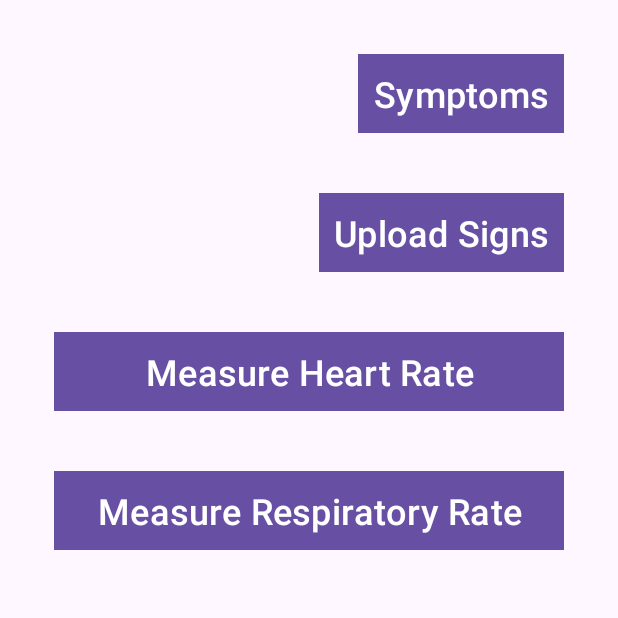
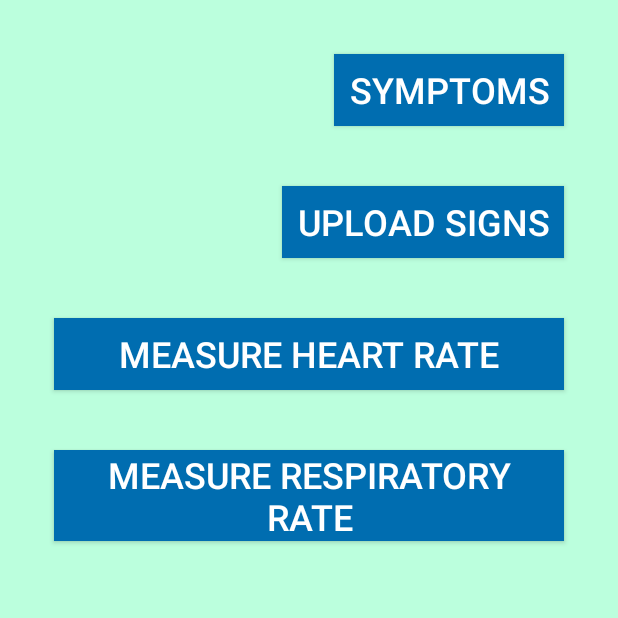
Before and after one commit to nicolefernandes18/Context_Monitoring_Application, an Android app: the screen it shows after launch (MainActivity), on a phone screen of 412 x 824 dp, the top half of it. Run offline under Robolectric (Android 15) with nearby library versions, the phone set to English and light mode, and no system bars.

Commit message:
Added few features

```diff
--- a/app/src/main/AndroidManifest.xml
+++ b/app/src/main/AndroidManifest.xml
@@ -13,6 +13,9 @@
         android:theme="@style/Theme.Context_Monitoring_Application"
         tools:targetApi="31">
         <activity
+            android:name=".Symptoms"
+            android:exported="false" />
+        <activity
             android:name=".MainActivity"
             android:exported="true">
             <intent-filter>
--- a/app/src/main/java/com/example/context_monitoring_application/MainActivity.java
+++ b/app/src/main/java/com/example/context_monitoring_application/MainActivity.java
@@ -2,7 +2,10 @@ package com.example.context_monitoring_application;
 
 import androidx.appcompat.app.AppCompatActivity;
 
+import android.content.Intent;
 import android.os.Bundle;
+import android.view.View;
+import android.widget.Button;
 
 public class MainActivity extends AppCompatActivity {
 
@@ -10,5 +13,14 @@ public class MainActivity extends AppCompatActivity {
     protected void onCreate(Bundle savedInstanceState) {
         super.onCreate(savedInstanceState);
         setContentView(R.layout.activity_main);
+
+        Button symBtn = (Button) findViewById(R.id.symBtn);
+
+        symBtn.setOnClickListener(new View.OnClickListener() {
+            @Override
+            public void onClick(View view) {
+                startActivity(new Intent(MainActivity.this, Symptoms.class));
+            }
+        });
     }
 }
--- a/app/src/main/res/layout/activity_main.xml
+++ b/app/src/main/res/layout/activity_main.xml
@@ -1,6 +1,3 @@
-
-
-
 <?xml version="1.0" encoding="utf-8"?>
 <LinearLayout xmlns:android="http://schemas.android.com/apk/res/android"
     xmlns:app="http://schemas.android.com/apk/res-auto"
@@ -9,10 +6,12 @@
     android:layout_height="match_parent"
     android:padding="16dp"
     android:orientation="vertical"
+    android:background="#bfd"
     tools:context=".MainActivity">
 
 
-    <Button
+    <androidx.appcompat.widget.AppCompatButton
+        android:id="@+id/symBtn"
         android:layout_width="wrap_content"
         android:layout_height="wrap_content"
         android:background="#006db0"
@@ -28,7 +27,8 @@
         app:layout_constraintStart_toStartOf="parent"
         app:layout_constraintEnd_toEndOf="parent" />
 
-    <Button
+    <androidx.appcompat.widget.AppCompatButton
+        android:id="@+id/uploadBtn"
         android:layout_width="wrap_content"
         android:layout_height="wrap_content"
         android:background="#006db0"
@@ -50,7 +50,8 @@
     </FrameLayout>
 
 
-    <Button
+    <androidx.appcompat.widget.AppCompatButton
+        android:id="@+id/heartRateBtn"
         android:layout_width="match_parent"
         android:layout_height="wrap_content"
         android:background="#006db0"
@@ -65,7 +66,8 @@
         app:layout_constraintStart_toStartOf="parent"
         app:layout_constraintTop_toTopOf="parent" />
 
-    <Button
+    <androidx.appcompat.widget.AppCompatButton
+        android:id="@+id/respRateBtn"
         android:layout_width="match_parent"
         android:layout_height="wrap_content"
         android:background="#006db0"
--- a/app/src/main/res/values/strings.xml
+++ b/app/src/main/res/values/strings.xml
@@ -1,3 +1,4 @@
 <resources>
     <string name="app_name">Context_Monitoring_Application</string>
+    <string name="select">Select Symptom</string>
 </resources>
```
Also changed, not shown: app/src/main/java/com/example/context_monitoring_application/Symptoms.java (added, +39 -0 lines), app/src/main/res/layout/activity_symptoms.xml (added, +80 -0 lines), app/src/main/res/layout/list_symptom.xml (added, +11 -0 lines).
